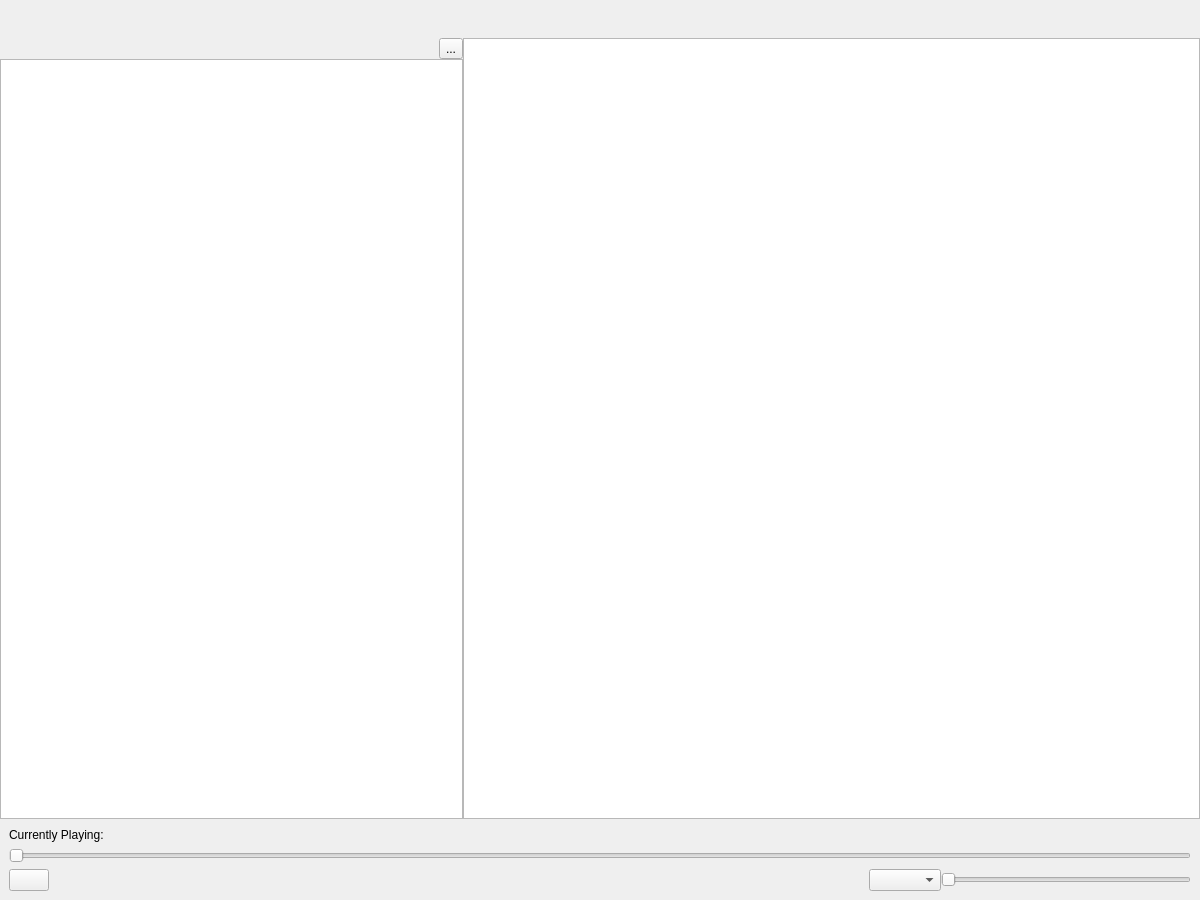
Otakukingdom/Nodoka, file src/ui-element/MainWindow.ui: the form before one commit.
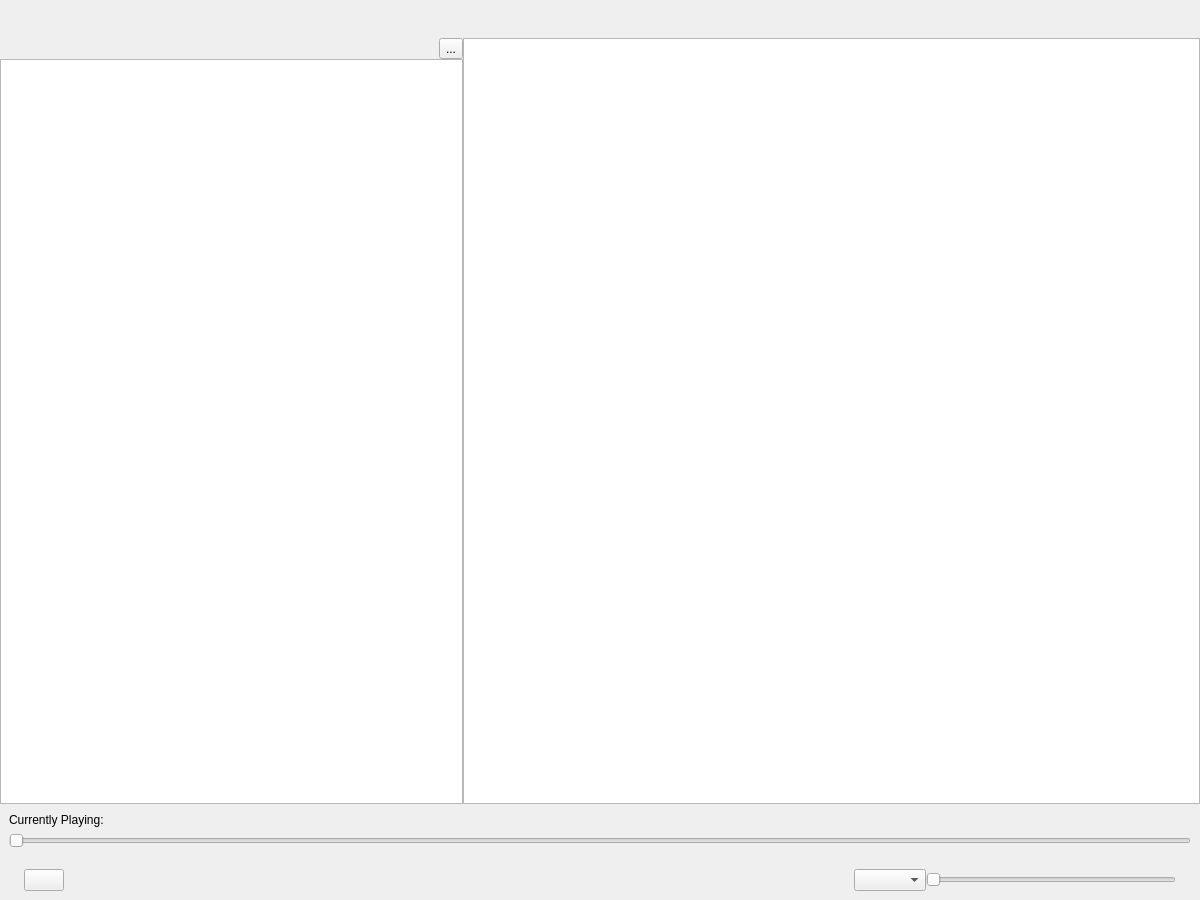
The form after the commit. Icons and pictures are not drawn.

Commit message: play button styling

What changed in the file:
```diff
--- a/src/ui-element/MainWindow.ui
+++ b/src/ui-element/MainWindow.ui
@@ -184,6 +184,15 @@
          <property name="spacing">
           <number>0</number>
          </property>
+         <property name="leftMargin">
+          <number>15</number>
+         </property>
+         <property name="topMargin">
+          <number>15</number>
+         </property>
+         <property name="rightMargin">
+          <number>15</number>
+         </property>
          <item>
           <widget class="QPushButton" name="playButton">
            <property name="text">
@@ -195,8 +204,8 @@
            </property>
            <property name="iconSize">
             <size>
-             <width>32</width>
-             <height>32</height>
+             <width>64</width>
+             <height>64</height>
             </size>
            </property>
           </widget>
```
The commit also changes 3 other files.
